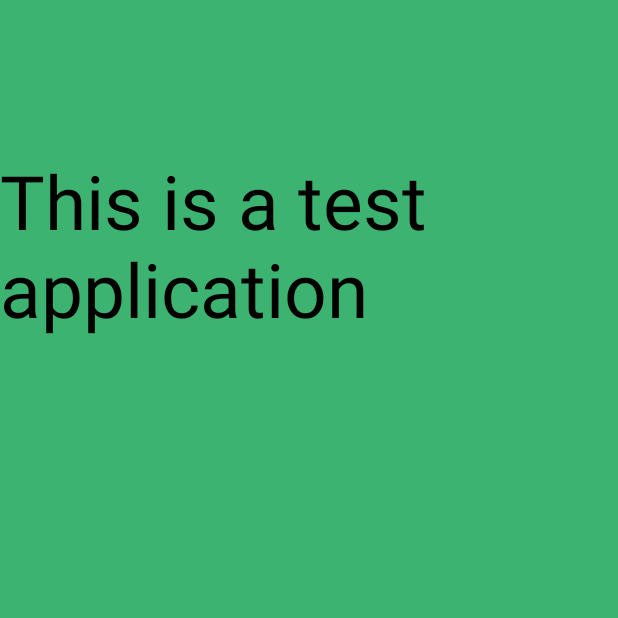
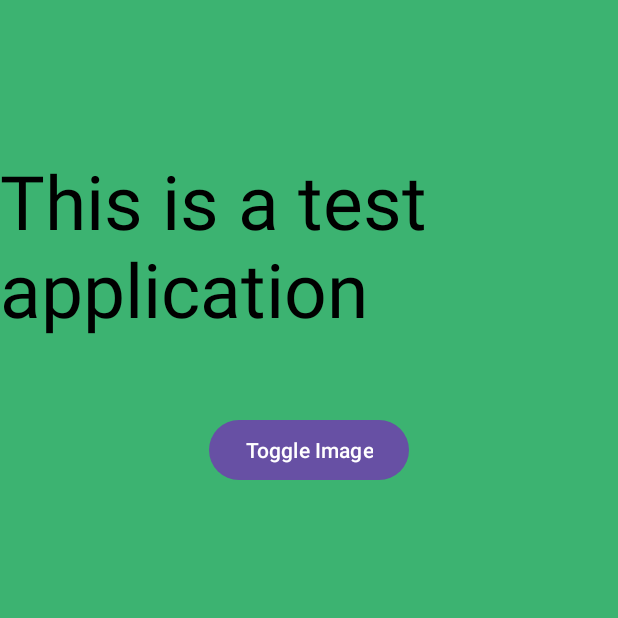
Before and after one commit to noahgoche/isugeoguessr, an Android app: the screen it shows after launch (MainActivity), on a phone screen of 412 x 824 dp, the top half of it. Run offline under Robolectric (Android 15) with nearby library versions, the phone set to English and light mode, and no system bars.

Commit message:
added mystery button

```diff
--- a/Experiments/exp1/app/src/main/java/com/example/androidexample/MainActivity.java
+++ b/Experiments/exp1/app/src/main/java/com/example/androidexample/MainActivity.java
@@ -1,26 +1,45 @@
 package com.example.androidexample;
 
 import androidx.appcompat.app.AppCompatActivity;
-
-import android.content.Intent;
 import android.os.Bundle;
 import android.view.View;
 import android.widget.Button;
+import android.widget.ImageView;
 import android.widget.TextView;
-
-import org.w3c.dom.Text;
 
 public class MainActivity extends AppCompatActivity {
 
-    private TextView messageText;   // define message textview variable
+    private TextView messageText;   // Define message TextView variable
+    private Button toggleButton;    // Define Button variable
+    private ImageView catImageView; // Define ImageView variable
+    private boolean isImageVisible = false; // To track visibility state
 
     @Override
     protected void onCreate(Bundle savedInstanceState) {
         super.onCreate(savedInstanceState);
-        setContentView(R.layout.activity_main);             // link to Main activity XML
+        setContentView(R.layout.activity_main);  // Link to Main activity XML
 
-        /* initialize UI elements */
-        messageText = findViewById(R.id.main_msg_txt);      // link to message textview in the Main activity XML
+        // Initialize UI elements
+        messageText = findViewById(R.id.main_msg_txt);  // Link to message TextView in the Main activity XML
         messageText.setText("This is a test application");
+
+        // Initialize Button and ImageView
+        toggleButton = findViewById(R.id.toggleButton);  // Link to Button in XML
+        catImageView = findViewById(R.id.catImageView);  // Link to ImageView in XML
+
+        // Set up a click listener for the button
+        toggleButton.setOnClickListener(new View.OnClickListener() {
+            @Override
+            public void onClick(View v) {
+                // Toggle image visibility
+                if (isImageVisible) {
+                    catImageView.setVisibility(View.GONE);  // Hide the image
+                } else {
+                    catImageView.setVisibility(View.VISIBLE);  // Show the image
+                }
+                // Update visibility state
+                isImageVisible = !isImageVisible;
+            }
+        });
     }
 }
--- a/Experiments/exp1/app/src/main/res/layout/activity_main.xml
+++ b/Experiments/exp1/app/src/main/res/layout/activity_main.xml
@@ -1,5 +1,6 @@
 <?xml version="1.0" encoding="utf-8"?>
-<androidx.appcompat.widget.LinearLayoutCompat xmlns:android="http://schemas.android.com/apk/res/android"
+<androidx.appcompat.widget.LinearLayoutCompat
+    xmlns:android="http://schemas.android.com/apk/res/android"
     xmlns:tools="http://schemas.android.com/tools"
     android:layout_width="match_parent"
     android:layout_height="match_parent"
@@ -17,4 +18,23 @@
         android:textColor="#000000"
         android:textSize="50dp"></TextView>
 
+    <!-- Toggle Button -->
+    <Button
+        android:id="@+id/toggleButton"
+        android:layout_width="wrap_content"
+        android:layout_height="wrap_content"
+        android:text="Toggle Image"
+        android:layout_gravity="center"
+        android:layout_marginBottom="20dp" />
+
+    <!-- ImageView for the Image -->
+    <ImageView
+        android:layout_gravity="center"
+        android:id="@+id/catImageView"
+        android:layout_width="200dp"
+        android:layout_height="200dp"
+        android:src="@drawable/catsquare"
+        android:visibility="gone"/>  <!-- Set initial visibility to "gone" -->
+
+
 </androidx.appcompat.widget.LinearLayoutCompat>
```
Also changed, not shown: 1 other file.
